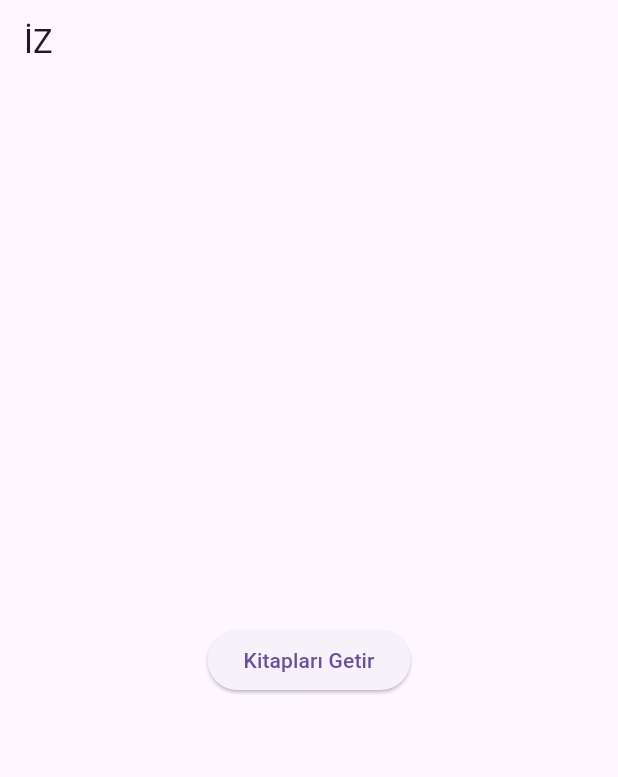
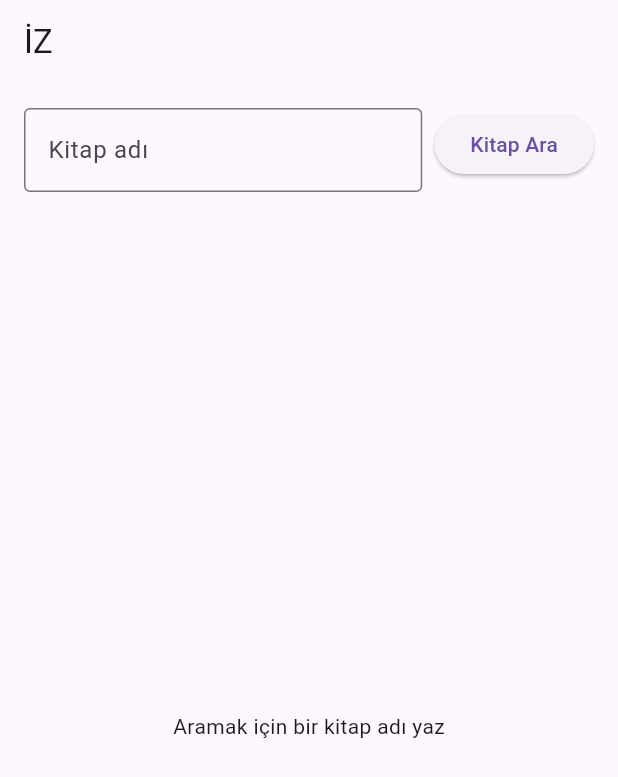
Before and after one commit to EbranurOzbalik/iz, a Flutter app: the screen it shows after launch, on a phone screen of 412 x 824 dp. Shown: the top 777 px of the screen. Run offline on Flutter 3.47's test engine with Material 3 defaults, Android fonts, the phone set to English and light mode, and no system bars; our stand-ins replace dio.

Commit message:
feat: add book search input and retry flow

```diff
--- a/lib/main.dart
+++ b/lib/main.dart
@@ -19,7 +19,9 @@ class IzApp extends StatelessWidget {
 }
 
 class BookSearchPage extends StatefulWidget {
-  const BookSearchPage({super.key});
+  const BookSearchPage({super.key, this.dio});
+
+  final Dio? dio;
 
   @override
   State<BookSearchPage> createState() {
@@ -28,30 +30,64 @@ class BookSearchPage extends StatefulWidget {
 }
 
 class _BookSearchPageState extends State<BookSearchPage> {
-  final Dio dio = Dio(
+  final TextEditingController searchController = TextEditingController();
+  final CancelToken cancelToken = CancelToken();
+  late final Dio dio;
+
+  bool isLoading = false;
+  bool hasSearched = false;
+  String? inputError;
+  String? errorMessage;
+  List<Book> books = [];
+
+  @override
+  void initState() {
+    super.initState();
+    dio =
+        widget.dio ??
+        Dio(
           BaseOptions(
             connectTimeout: const Duration(seconds: 5),
             receiveTimeout: const Duration(seconds: 5),
           ),
         );
+  }
 
-  bool isLoading = false;
-  String? errorMessage;
-  List<Book> books = [];
+  @override
+  void dispose() {
+    cancelToken.cancel();
+    if (widget.dio == null) {
+      dio.close(force: true);
+    }
+    searchController.dispose();
+    super.dispose();
+  }
 
   Future<void> searchBooks() async {
+    if (isLoading) return;
+
+    final query = searchController.text.trim();
+    if (query.isEmpty) {
+      setState(() {
+        inputError = 'Bir kitap adı yaz';
+      });
+      return;
+    }
+
+    FocusScope.of(context).unfocus();
     setState(() {
       isLoading = true;
+      hasSearched = true;
+      inputError = null;
       errorMessage = null;
+      books = [];
     });
 
     try {
       final response = await dio.get(
         'https://openlibrary.org/search.json',
-        queryParameters: {
-          'q': 'Suç ve Ceza',
-          'limit': 5,
-        },
+        queryParameters: {'q': query, 'limit': 5},
+        cancelToken: cancelToken,
       );
 
       final decoded = response.data;
@@ -61,66 +97,118 @@ class _BookSearchPageState extends State<BookSearchPage> {
         return Book.fromJson(bookJson);
       }).toList();
 
+      if (!mounted) return;
       setState(() {
         books = loadedBooks;
         isLoading = false;
       });
     } catch (e) {
+      if (!mounted) return;
       setState(() {
         isLoading = false;
         errorMessage = 'Kitaplar yüklenemedi';
       });
 
-      print('Hata detayı: $e');
+      debugPrint('Hata detayı: $e');
     }
   }
 
   @override
   Widget build(BuildContext context) {
     return Scaffold(
-      appBar: AppBar(
-        title: const Text('İZ'),
+      appBar: AppBar(title: const Text('İZ')),
+      body: SafeArea(
+        child: Column(
+          children: [
+            Padding(
+              padding: const EdgeInsets.all(16),
+              child: Row(
+                crossAxisAlignment: CrossAxisAlignment.start,
+                children: [
+                  Expanded(
+                    child: TextField(
+                      controller: searchController,
+                      enabled: !isLoading,
+                      textInputAction: TextInputAction.search,
+                      decoration: InputDecoration(
+                        labelText: 'Kitap adı',
+                        hintText: 'Örn. Suç ve Ceza',
+                        border: const OutlineInputBorder(),
+                        errorText: inputError,
                       ),
+                      onChanged: (_) {
+                        if (inputError != null) {
+                          setState(() => inputError = null);
+                        }
+                      },
+                      onSubmitted: (_) => searchBooks(),
+                    ),
+                  ),
+                  const SizedBox(width: 8),
+                  ElevatedButton(
+                    onPressed: isLoading ? null : searchBooks,
+                    child: const Text('Kitap Ara'),
+                  ),
+                ],
+              ),
+            ),
+            Expanded(child: buildResults()),
+          ],
+        ),
+      ),
+    );
+  }
 
-      body: isLoading
-          ? const Center(
-        child: CircularProgressIndicator(),
-      )
+  Widget buildResults() {
+    if (isLoading) {
+      return const Center(child: CircularProgressIndicator());
+    }
 
-          : errorMessage != null
-          ? Center(
-        child: Text(errorMessage!),
-      )
+    if (errorMessage != null) {
+      return Center(
+        child: Column(
+          mainAxisSize: MainAxisSize.min,
+          children: [
+            Text(errorMessage!),
+            const SizedBox(height: 12),
+            ElevatedButton(
+              onPressed: searchBooks,
+              child: const Text('Tekrar dene'),
+            ),
+          ],
+        ),
+      );
+    }
 
-          : books.isNotEmpty
-          ? ListView.builder(
+    if (books.isEmpty) {
+      return Center(
+        child: Text(
+          hasSearched ? 'Kitap bulunamadı' : 'Aramak için bir kitap adı yaz',
+        ),
+      );
+    }
+
+    return ListView.builder(
       itemCount: books.length,
       itemBuilder: (context, index) {
         final book = books[index];
-
         return Card(
           child: Padding(
             padding: const EdgeInsets.all(16),
             child: Row(
               children: [
-                  Container(
-                    width: 60,
-                    height: 90,
-                  ),
-
+                const SizedBox(width: 60, height: 90),
                 const SizedBox(width: 16),
-
-                  Column(
+                Expanded(
+                  child: Column(
                     crossAxisAlignment: CrossAxisAlignment.start,
                     children: [
                       Text(book.title),
-
                       Text(
                         book.authors.isNotEmpty
                             ? book.authors[0]
                             : 'Yazar bilinmiyor',
                       ),
-
                       Text(
                         book.firstPublishYear != null
                             ? 'İlk yayın: ${book.firstPublishYear}'
@@ -128,19 +216,12 @@ class _BookSearchPageState extends State<BookSearchPage> {
                       ),
                     ],
                   ),
+                ),
               ],
             ),
           ),
         );
       },
-      )
-
-          : Center(
-        child: ElevatedButton(
-          onPressed: searchBooks,
-          child: const Text('Kitapları Getir'),
-        ),
-      ),
     );
   }
 }
--- a/pubspec.yaml
+++ b/pubspec.yaml
@@ -35,11 +35,11 @@ dependencies:
   # Use with the CupertinoIcons class for iOS style icons.
   cupertino_icons: ^1.0.8
   http: ^1.6.0
+  dio: ^5.8.0
 
 dev_dependencies:
   flutter_test:
     sdk: flutter
-  dio: ^5.8.0
 
   # The "flutter_lints" package below contains a set of recommended lints to
   # encourage good coding practices. The lint set provided by the package is
```
Also changed, not shown: pubspec.lock, 1 other file. Lines whose indentation alone changed are shown as unchanged.
